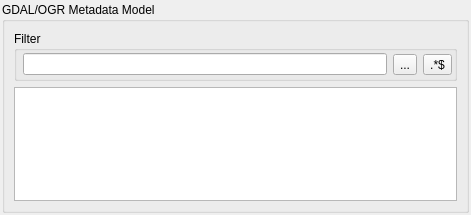
This is qps/ui/gdalmetadatamodelwidget.ui in EnMAP-Box/qgispluginsupport as Qt 5 draws it before an edit. The edited form follows.
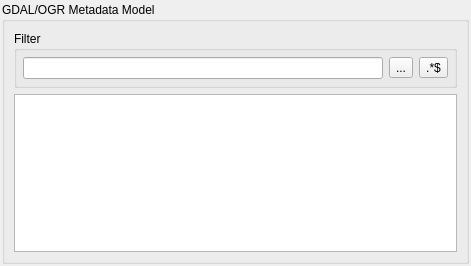
This is the edited form. Icons and pictures are not drawn. Custom widgets are drawn as their Qt base class.

Commit message: added qps/ui/icons/edit_gdal_metadata.svg fixed layerpropertiesdialog.py added GDALMetadataModelTreeView added snippets/QgsRendererRasterPropertiesWidget_bug

```diff
--- a/qps/ui/gdalmetadatamodelwidget.ui
+++ b/qps/ui/gdalmetadatamodelwidget.ui
@@ -7,7 +7,7 @@
     <x>0</x>
     <y>0</y>
     <width>471</width>
-    <height>215</height>
+    <height>266</height>
    </rect>
   </property>
   <property name="windowTitle">
@@ -35,6 +35,12 @@
    </property>
    <item>
     <widget class="QGroupBox" name="gbMetadata">
+     <property name="sizePolicy">
+      <sizepolicy hsizetype="Preferred" vsizetype="Preferred">
+       <horstretch>0</horstretch>
+       <verstretch>1</verstretch>
+      </sizepolicy>
+     </property>
      <property name="title">
       <string>GDAL/OGR Metadata Model</string>
      </property>
@@ -44,7 +50,7 @@
         <property name="minimumSize">
          <size>
           <width>0</width>
-          <height>50</height>
+          <height>0</height>
          </size>
         </property>
         <property name="title">
@@ -58,13 +64,13 @@
           <number>6</number>
          </property>
          <property name="topMargin">
-          <number>2</number>
+          <number>6</number>
          </property>
          <property name="rightMargin">
-          <number>2</number>
+          <number>6</number>
          </property>
          <property name="bottomMargin">
-          <number>2</number>
+          <number>6</number>
          </property>
          <item>
           <widget class="QLineEdit" name="tbFilter"/>
@@ -99,19 +105,6 @@
         </property>
        </widget>
       </item>
-      <item>
-       <spacer name="verticalSpacer">
-        <property name="orientation">
-         <enum>Qt::Vertical</enum>
-        </property>
-        <property name="sizeHint" stdset="0">
-         <size>
-          <width>20</width>
-          <height>0</height>
-         </size>
-        </property>
-       </spacer>
-      </item>
      </layout>
     </widget>
    </item>
@@ -146,6 +139,11 @@
    <header>qgscollapsiblegroupbox.h</header>
    <container>1</container>
   </customwidget>
+  <customwidget>
+   <class>GDALMetadataModelTreeView</class>
+   <extends>QTreeView</extends>
+   <header>qps.layerproperties</header>
+  </customwidget>
  </customwidgets>
  <resources>
   <include location="../qpsresources.qrc"/>
```
Left out of the diff: 2 changed lines with no effect on the pictures. The commit also changes 7 other files.
